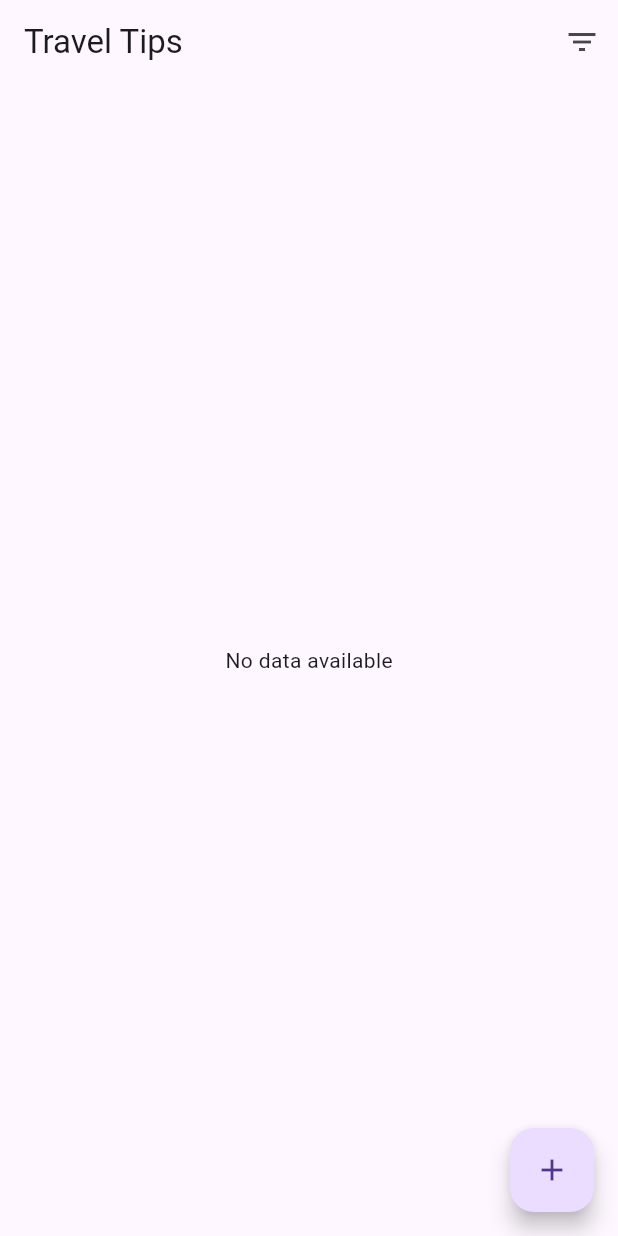
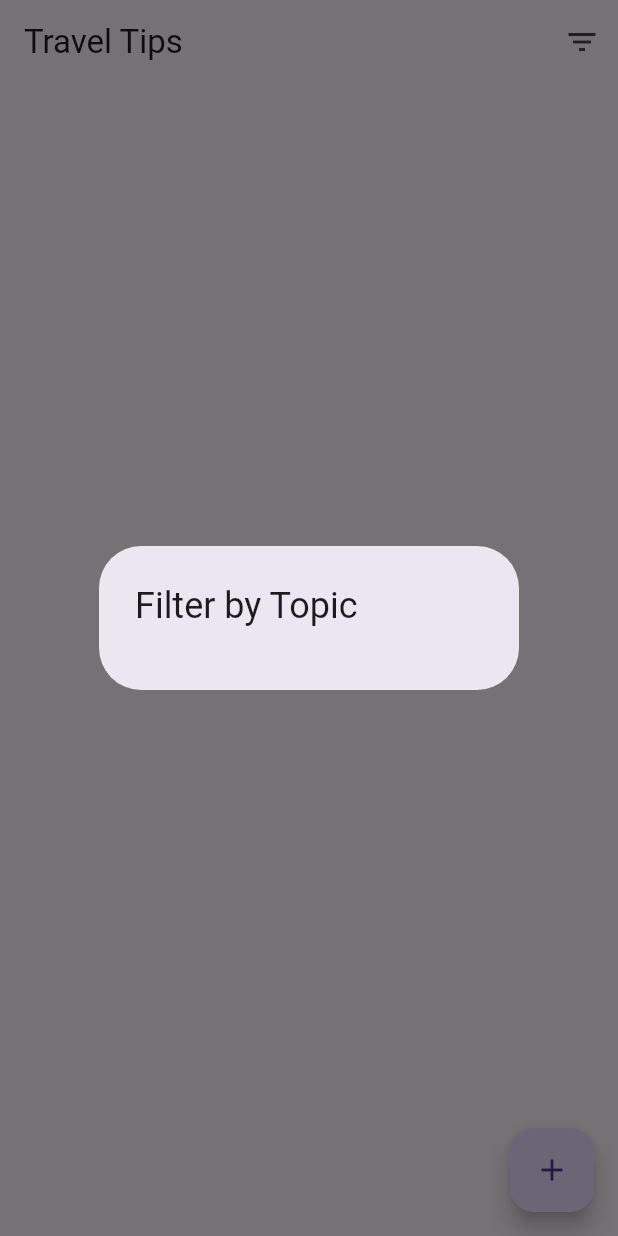
Before and after one commit to tranMinhTien2k3/Mobile_App_Travel_Community, a Flutter app: the expPage screen opened by its route, after a tap on the "filter list" icon, on a phone screen of 412 x 824 dp. Run offline on Flutter 3.47's test engine with Material 3 defaults, Android fonts, the phone set to English and light mode, and no system bars; our stand-ins replace animated_text_kit, carousel_slider, cloud_firestore, dartz, dio, firebase_auth and 18 more; missing offline and left inert: comment_box, flutter_facebook_auth; accounts and stored records are empty.

Commit message:
display data theme

```diff
--- a/lib/Views/exp_page.dart
+++ b/lib/Views/exp_page.dart
@@ -8,6 +8,7 @@ import 'package:travel_app/Widgets/big_text.dart';
 import 'package:travel_app/Widgets/creat_tip.dart';
 import 'package:travel_app/Widgets/text_color.dart';
 import 'package:travel_app/databases/dataName.dart';
+import 'package:travel_app/databases/dataTheme.dart';
 import 'package:travel_app/repositories/theme_notifier.dart';
 
 class expPage extends ConsumerStatefulWidget {
@@ -15,8 +16,6 @@ class expPage extends ConsumerStatefulWidget {
 
   @override
   ConsumerState<expPage> createState() => _expPageState();
-
-
 }
 
 class _expPageState extends ConsumerState<expPage> {
@@ -24,6 +23,36 @@ class _expPageState extends ConsumerState<expPage> {
       FirebaseDatabase.instance.ref().child("Users");
   final DatabaseReference tipsRef =
       FirebaseDatabase.instance.ref().child("Tips");
+  String selectedFilter = '';
+
+  void showFilterDialog() async {
+    List<String> themes = await getAllThemes();
+
+    showDialog(
+      context: context,
+      builder: (BuildContext context) {
+        return AlertDialog(
+          title: Text("Filter by Topic"),
+          content: SingleChildScrollView(
+            child: ListBody(
+              children: themes.map((theme) {
+                return ListTile(
+                  title: Text(theme),
+                  onTap: () {
+                    setState(() {
+                      selectedFilter = theme;
+                    });
+                    Navigator.of(context).pop();
+                  },
+                );
+              }).toList(),
+            ),
+          ),
+        );
+      },
+    );
+  }
+
   @override
   Widget build(BuildContext context) {
     final isDarkMode = ref.watch(themeNotifierProvider) == ThemeModeState.dark;
@@ -34,38 +63,7 @@ class _expPageState extends ConsumerState<expPage> {
           actions: [
             IconButton(
               icon: Icon(Icons.filter_list),
-            onPressed: () {
-              // showDialog(
-              //   context: context,
-              //   builder: (BuildContext context) {
-              //     return AlertDialog(
-              //       title: Text("Filter by Topic"),
-              //       content: SingleChildScrollView(
-              //         child: ListBody(
-              //           children: <Widget>[
-              //             // Tạo các tùy chọn lọc
-              //             ListTile(
-              //               title: Text('Food'),
-              //               onTap: () {
-              //                 updateFilter('food');
-              //                 Navigator.of(context).pop();
-              //               },
-              //             ),
-              //             ListTile(
-              //               title: Text('Adventure'),
-              //               onTap: () {
-              //                 updateFilter('adventure');
-              //                 Navigator.of(context).pop();
-              //               },
-              //             ),
-              //             // Thêm các tùy chọn chủ đề khác
-              //           ],
-              //         ),
-              //       ),
-              //     );
-              //   },
-              // );
-            },
+              onPressed: showFilterDialog,
             ),
           ],
         ),
@@ -141,7 +139,8 @@ class _expPageState extends ConsumerState<expPage> {
                       subtitle: FutureBuilder<String>(
                         future: getName(tips[index]['id_name']),
                         builder: (context, snapshot) {
-                        if (snapshot.connectionState == ConnectionState.waiting) {
+                          if (snapshot.connectionState ==
+                              ConnectionState.waiting) {
                             return const Text(
                               'Loading...',
                               style: TextStyle(
@@ -187,7 +186,6 @@ class _expPageState extends ConsumerState<expPage> {
           },
           child: Icon(Icons.add),
         ),
-      floatingActionButtonLocation: FloatingActionButtonLocation.endFloat
-    );
+        floatingActionButtonLocation: FloatingActionButtonLocation.endFloat);
   }
 }
--- /dev/null
+++ b/lib/databases/dataTheme.dart
@@ -0,0 +1,21 @@
+import 'package:firebase_database/firebase_database.dart';
+
+Future<List<String>> getAllThemes() async {
+  DatabaseReference tipsRef = FirebaseDatabase.instance.ref().child('Tips');
+  Set<String> allThemes = {};
+
+  DatabaseEvent tipsSnapshot = await tipsRef.once();
+
+  Map<dynamic, dynamic>? postIdMap = tipsSnapshot.snapshot.value as Map?;
+  if (postIdMap != null) {
+    for (var key in postIdMap.keys) {
+      DatabaseEvent themeSnapshot =
+          await tipsRef.child(key).child('theme').once();
+      if (themeSnapshot.snapshot.value != null) {
+        allThemes.add(themeSnapshot.snapshot.value.toString());
+      }
+    }
+  }
+
+  return allThemes.toList();
+}
```
Lines whose indentation alone changed are shown as unchanged.
